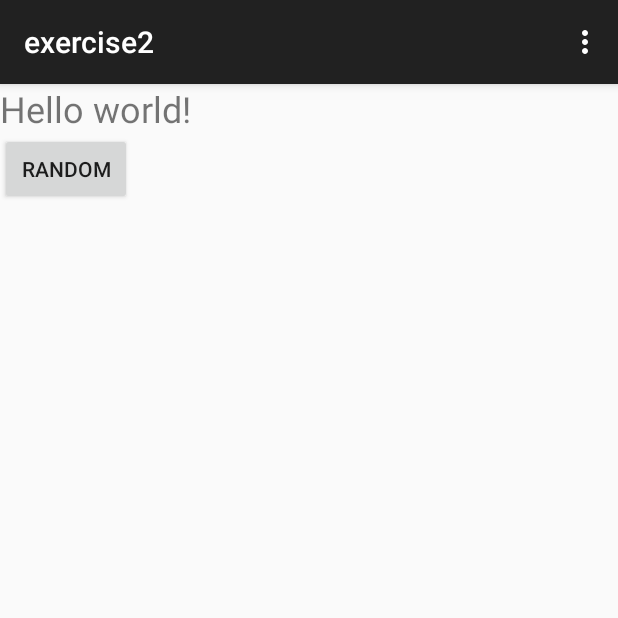
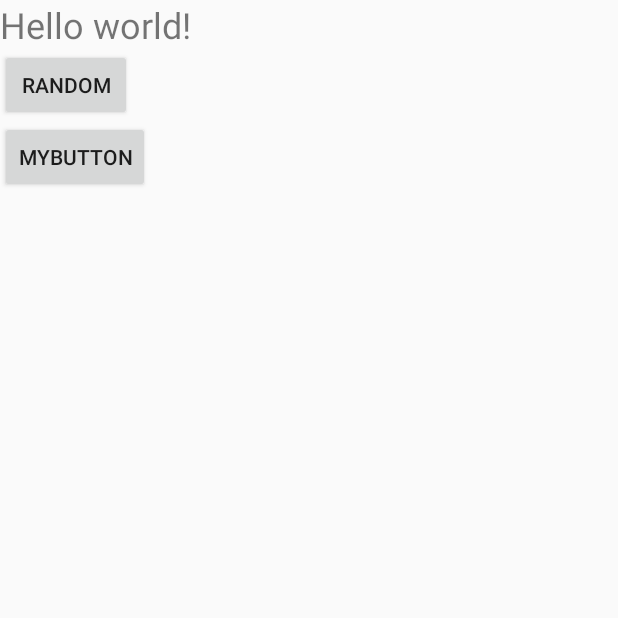
Before and after one commit to AereXu/codingwithme_android1, an Android app: the screen it shows after launch (MainActivity), on a phone screen of 412 x 824 dp, the top half of it. Run offline under Robolectric (Android 15) with nearby library versions, the phone set to English and light mode, and no system bars.

Commit message:
[issue]: Done exercise2

```diff
--- a/exercise2/src/main/java/com/purify/aerexu/exercise2/MainActivity.java
+++ b/exercise2/src/main/java/com/purify/aerexu/exercise2/MainActivity.java
@@ -1,16 +1,32 @@
 package com.purify.aerexu.exercise2;
 
-import android.support.v7.app.AppCompatActivity;
+
+import android.app.Activity;
 import android.os.Bundle;
+import android.view.LayoutInflater;
 import android.view.Menu;
 import android.view.MenuItem;
+import android.view.View;
+import android.view.ViewGroup;
+import android.widget.LinearLayout;
+import android.widget.TextView;
 
-public class MainActivity extends AppCompatActivity {
-
+public class MainActivity extends Activity implements View.OnClickListener {
+    private LinearLayout linearLayout;
     @Override
     protected void onCreate(Bundle savedInstanceState) {
         super.onCreate(savedInstanceState);
-        setContentView(R.layout.activity_main);
+        LayoutInflater inflater = getLayoutInflater();
+
+        linearLayout = (LinearLayout)inflater.inflate(R.layout.activity_main,null,false);
+        MyButton testBut = new MyButton(this);
+        testBut.setText("MyButton");
+        testBut.setId(R.id.mMyButton);
+        linearLayout.addView(testBut, new ViewGroup.LayoutParams(
+                ViewGroup.LayoutParams.WRAP_CONTENT, ViewGroup.LayoutParams.WRAP_CONTENT));
+        setContentView(linearLayout);
+        testBut.setOnClickListener(this);
+        linearLayout.findViewById(R.id.mButton).setOnClickListener(this);
     }
 
     @Override
@@ -34,4 +50,19 @@ public class MainActivity extends AppCompatActivity {
 
         return super.onOptionsItemSelected(item);
     }
+
+    @Override
+    public void onClick(View v) {
+        TextView textView= (TextView)findViewById(R.id.mTextView);
+        switch (v.getId()){
+            case R.id.mButton:
+                textView.setText("Button1");
+                break;
+            case R.id.mMyButton:
+                textView.setText("Button2");
+                break;
+        }
+    }
+
+
 }
--- /dev/null
+++ b/exercise2/src/main/java/com/purify/aerexu/exercise2/MyButton.java
@@ -0,0 +1,29 @@
+package com.purify.aerexu.exercise2;
+
+import android.content.Context;
+import android.graphics.Canvas;
+import android.widget.Button;
+
+/**
+ * Created by AereXu on 2015/9/16.
+ */
+public class MyButton extends Button{
+    public MyButton(Context context){
+        super(context);
+    }
+    @Override
+    protected void onDraw(Canvas canvas) {
+        // TODO Auto-generated method stub
+        super.onDraw(canvas);
+
+        if (isPressed())
+            canvas.drawColor(0x6F23fa55);
+    }
+
+    @Override
+    protected void dispatchSetPressed(boolean pressed) {
+        // TODO Auto-generated method stub
+        super.dispatchSetPressed(pressed);
+        invalidate();
+    }
+}
--- /dev/null
+++ b/exercise2/src/main/res/values/ids.xml
@@ -0,0 +1,4 @@
+<?xml version="1.0" encoding="utf-8"?>
+<resources>
+    <item type="id" name="mMyButton" />
+</resources>
```
Also changed, not shown: 3 other files.
